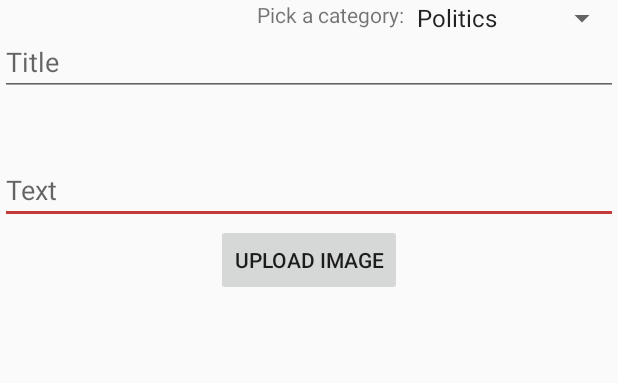
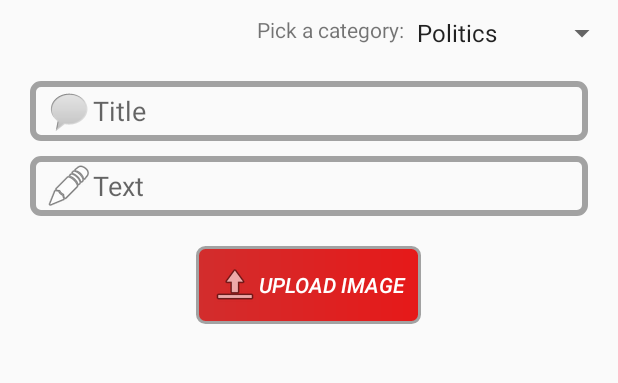
Before and after one commit to davis123123/iNGAGE, an Android app: the PostThreadActivity screen opened directly, with no data from a screen before it, on a phone screen of 412 x 824 dp, the part 84-467 px from its top. Run offline under Robolectric (Android 15) with nearby library versions, the phone set to English and light mode, and no system bars; pictures from the network do not load.

Commit message:
Styled post thread activity layout
Styled the textboxes and upload button to fit the theme of the app.

```diff
--- a/app/src/main/res/layout/activity_post_thread.xml
+++ b/app/src/main/res/layout/activity_post_thread.xml
@@ -12,26 +12,38 @@
         android:layout_height="match_parent">
 
         <EditText
+            android:id="@+id/insert_thread_title_text_view"
+            android:layout_width="match_parent"
+            android:layout_height="40dp"
+            android:layout_marginLeft="20dp"
+            android:layout_marginRight="20dp"
+            android:layout_marginTop="20dp"
+            android:paddingLeft="10dp"
+            android:hint="Title"
+            android:layout_below="@+id/category_spinner"
+            android:background="@layout/textfield"
+            android:drawableLeft="@android:drawable/sym_action_chat"/>
+
+        <EditText
             android:id="@+id/insert_thread_content_text_view"
             android:layout_width="match_parent"
             android:layout_height="40dp"
             android:hint="Text"
             android:layout_below="@+id/insert_thread_title_text_view"
             android:layout_centerHorizontal="true"
-            android:layout_marginTop="45dp" />
-
-        <EditText
-            android:id="@+id/insert_thread_title_text_view"
-            android:layout_width="match_parent"
-            android:layout_height="40dp"
-            android:hint="Title"
-            android:layout_below="@+id/category_spinner"/>
+            android:layout_marginLeft="20dp"
+            android:layout_marginRight="20dp"
+            android:layout_marginTop="10dp"
+            android:paddingLeft="10dp"
+            android:background="@layout/textfield"
+            android:drawableLeft="@android:drawable/ic_menu_edit"/>
 
         <TextView
             android:layout_width="wrap_content"
             android:layout_height="wrap_content"
             android:text="Pick a category:"
-            android:layout_toLeftOf="@+id/category_spinner"/>
+            android:layout_toLeftOf="@+id/category_spinner"
+            android:layout_marginTop="10dp"/>
 
         <Spinner
             android:id="@+id/category_spinner"
@@ -40,7 +52,8 @@
             android:layout_width="wrap_content"
             android:layout_height="wrap_content"
             android:layout_alignParentTop="true"
-            android:layout_alignParentEnd="true">
+            android:layout_alignParentEnd="true"
+            android:layout_marginTop="10dp">
         </Spinner>
 
         <Button
@@ -50,14 +63,20 @@
             android:text="Upload Image"
             android:layout_gravity="center_horizontal"
             android:layout_below="@+id/insert_thread_content_text_view"
-            android:layout_centerHorizontal="true" />
+            android:layout_centerHorizontal="true"
+            android:drawableLeft="@android:drawable/ic_menu_upload"
+            android:background="@layout/button"
+            android:textColor="#FFFFFF"
+            android:textStyle="italic"
+            android:layout_marginTop="20dp"
+            android:padding="10dp"/>
 
         <ImageView
             android:id="@+id/uploadImageView"
             android:layout_width="250dp"
             android:layout_height="250dp"
             android:layout_gravity="center_horizontal"
-            android:layout_below="@+id/upload_image_button"
+            android:layout_alignParentBottom="true"
             android:layout_centerHorizontal="true" />
 
     </RelativeLayout>
```
